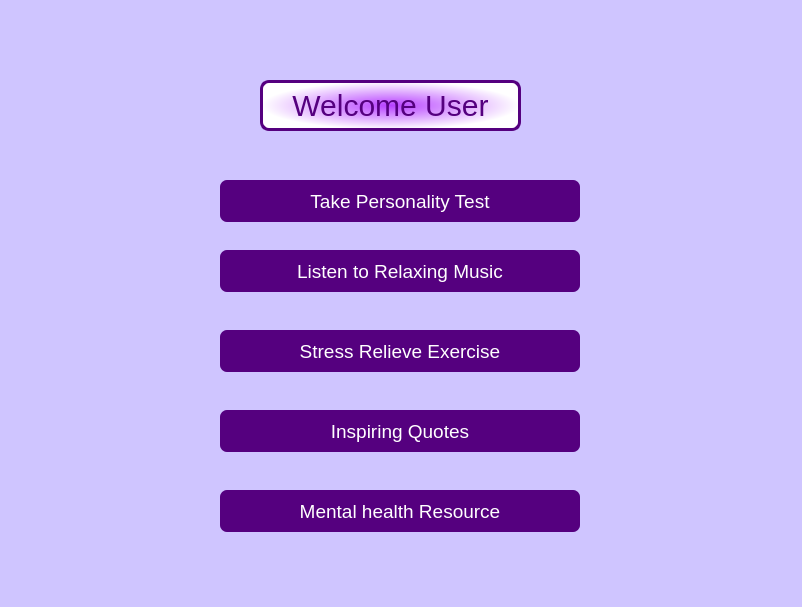
This is static/home.ui in lakshmivishal9496/Soft-Health as Qt 5 draws it before an edit. The edited form follows.
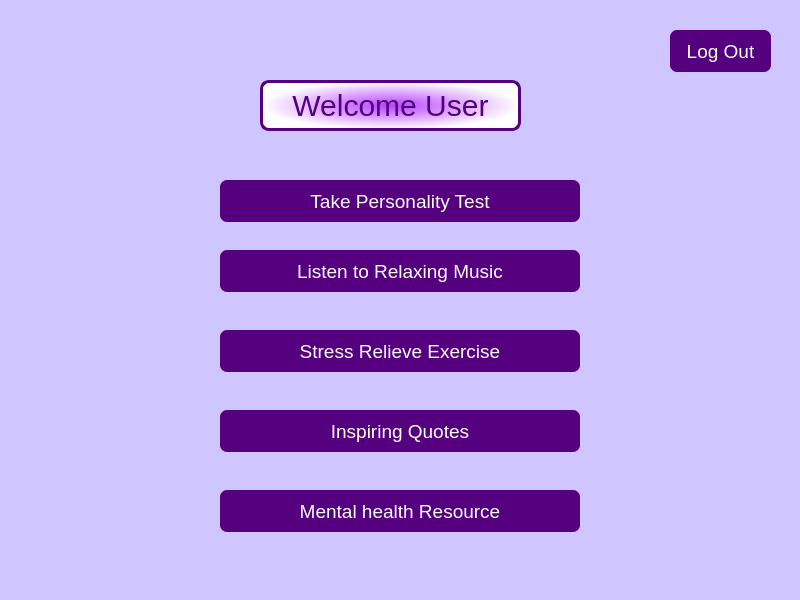
This is the edited form.

Commit message: Added logout button

Patch:
```diff
--- a/static/home.ui
+++ b/static/home.ui
@@ -6,8 +6,8 @@
    <rect>
     <x>0</x>
     <y>0</y>
-    <width>802</width>
-    <height>607</height>
+    <width>800</width>
+    <height>600</height>
    </rect>
   </property>
   <property name="windowTitle">
@@ -190,6 +190,36 @@
     <string>Mental health Resource</string>
    </property>
   </widget>
+  <widget class="QPushButton" name="b5_2">
+   <property name="geometry">
+    <rect>
+     <x>670</x>
+     <y>30</y>
+     <width>101</width>
+     <height>42</height>
+    </rect>
+   </property>
+   <property name="font">
+    <font>
+     <pointsize>-1</pointsize>
+    </font>
+   </property>
+   <property name="styleSheet">
+    <string notr="true">QPushButton#b5_2{
+background-color:rgb(85, 0, 127);
+color: rgb(255, 255, 255);
+font-size: 19px;
+border-radius : 7px;
+
+}
+QPushButton#b5_2: pressed {
+background-color: rgb(117, 71, 255);
+}</string>
+   </property>
+   <property name="text">
+    <string>Log Out</string>
+   </property>
+  </widget>
  </widget>
  <resources/>
  <connections/>
```
The commit also changes 2 other files.
